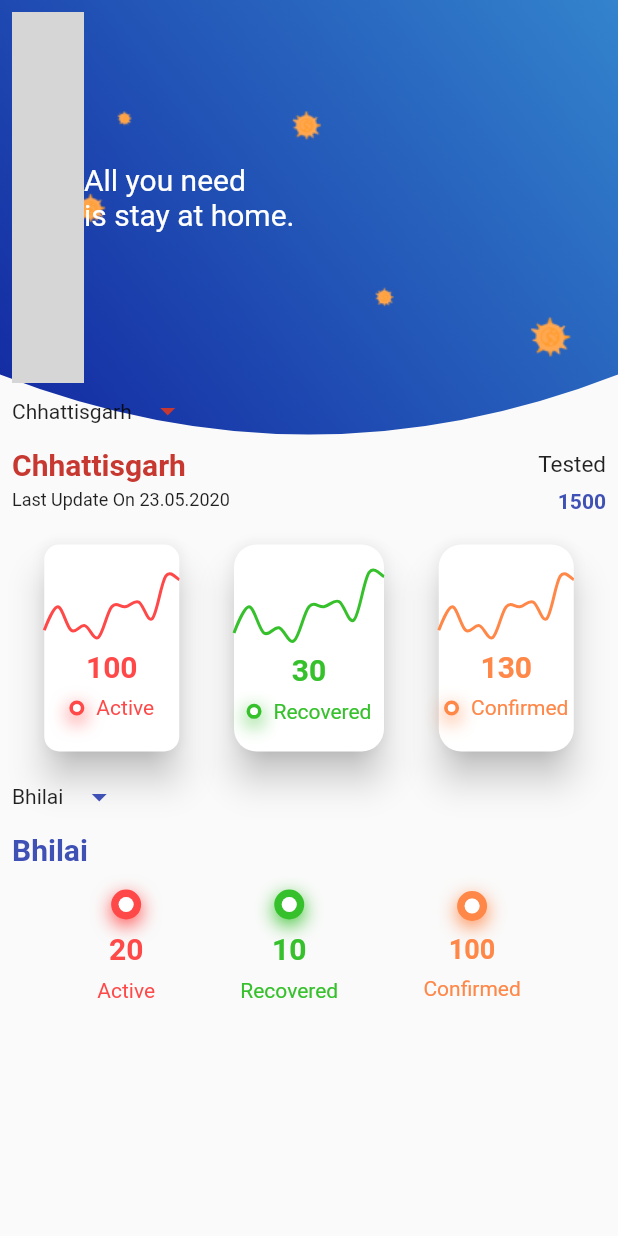
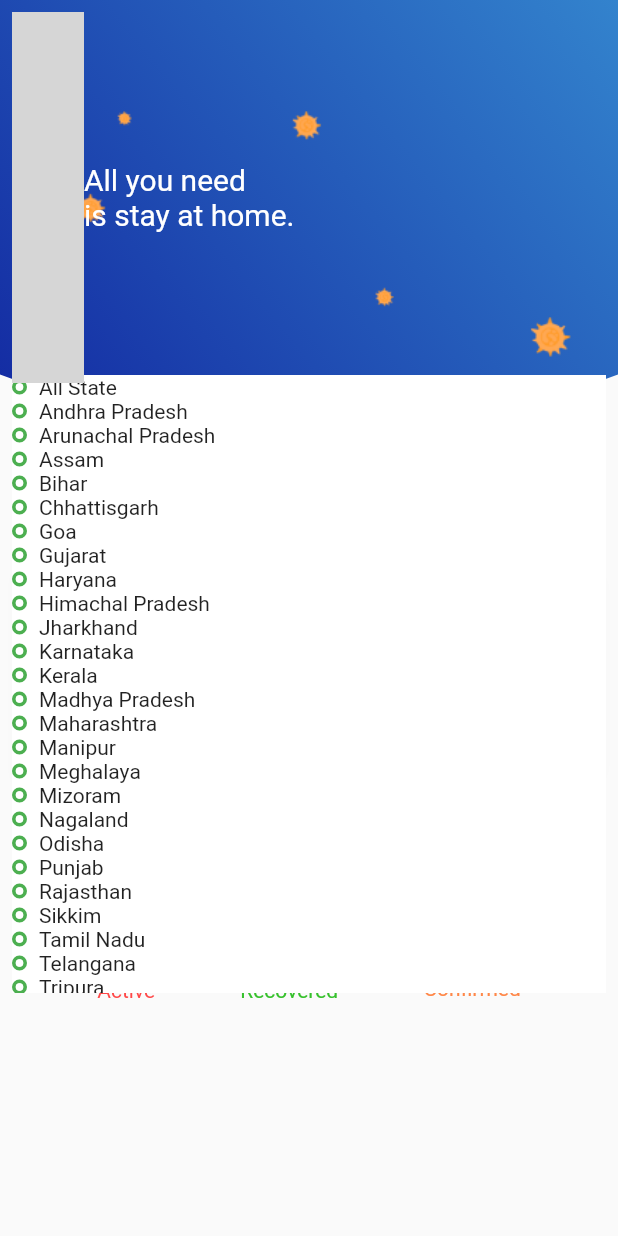
Before and after one commit to Immortal1900/covidbit, a Flutter app: the Covid19Status screen opened directly, on a phone screen of 412 x 824 dp. Run offline on Flutter 3.47's test engine with Material 2 defaults, Android fonts, the phone set to English and light mode, and no system bars; drawn by our look-alikes of fl_chart; our stand-ins replace cloud_firestore, dio, firebase_auth, flutter_svg; missing offline and left inert: flutter_sparkline; accounts and stored records are empty; network calls fail; project files that could hold a hidden picture were left out; grey boxes are pictures that could not be loaded.

Commit message:
Merge branch 'master' of D:\covidbitdurg with conflicts.

```diff
--- a/lib/CovidStatus/covidStatus.dart
+++ b/lib/CovidStatus/covidStatus.dart
@@ -1,4 +1,3 @@
-import 'package:covid19bitdurg/CovidStatus/choiceOptions.dart';
 import 'package:fl_chart/fl_chart.dart';
 import 'package:flutter/material.dart';
 import 'package:flutter_svg/svg.dart';
@@ -12,20 +11,15 @@ class Covid19Status extends StatefulWidget {
 }
 
 class _Covid19StatusState extends State<Covid19Status> {
+  List<String> stateNames=["All State","Andhra Pradesh","Arunachal Pradesh",'Assam',"Bihar","Chhattisgarh","Goa","Gujarat","Haryana","Himachal Pradesh","Jharkhand","Karnataka","Kerala","Madhya Pradesh","Maharashtra","Manipur","Meghalaya","Mizoram","Nagaland","Odisha","Punjab","Rajasthan","Sikkim","Tamil Nadu","Telangana","Tripura","Uttar Pradesh","Uttarakhand","West Bengal"];
 
-  ScrollController _controller=ScrollController();
   @override
   Widget build(BuildContext context) {
     return Scaffold(
       body: Container(
-        child: Container(
         child: Stack(
-
+            overflow: Overflow.visible,
             children: <Widget>[
-                Container(
-                  height: MediaQuery.of(context).size.height,
-                  width: MediaQuery.of(context).size.width,
-                ),
               Container(
                 child: ClipPath(
                   clipper: ClippingClass(),
@@ -91,19 +85,7 @@ class _Covid19StatusState extends State<Covid19Status> {
                       Row(
                         children: <Widget>[
                           Text("Chhattisgarh"),
-
-                            IconButton(icon: Icon(Icons.arrow_drop_down),
-                              color: Color(0xFFC73830),
-                            onPressed: (){
-                                //isStateCard=true;
-                                //choiceState()
-                               Navigator.of(context).push(new MaterialPageRoute<Null>(
-                                    builder: (BuildContext context){
-                                      return new ChoiceOption();
-                                    },
-                                ));
-
-                            },)
+                          IconButton(icon: Icon(Icons.arrow_drop_down),)
 
                         ],
                       ),
@@ -377,15 +359,7 @@ class _Covid19StatusState extends State<Covid19Status> {
                         children: <Widget>[
                           Text("Bhilai",
                           ),
-                            IconButton(icon: Icon(Icons.arrow_drop_down),
-                            color: Colors.indigo,
-                            onPressed: (){
-                              Navigator.of(context).push(new MaterialPageRoute<Null>(
-                                builder: (BuildContext context){
-                                  return new ChoiceOption();
-                                },
-                              ));
-                            },)
+                          IconButton(icon: Icon(Icons.arrow_drop_down),)
 
                         ],
                       ),
@@ -544,10 +518,48 @@ class _Covid19StatusState extends State<Covid19Status> {
                       ),
                     ],
                   )
+              ),
+              Positioned(
+                top: 250.0,
+                left: 8.0,
+                right: 8.0,
+                child: Container(
+                  height: MediaQuery.of(context).size.height/2,
+                  width: 200,
+                  color: Colors.white,
+                  child:  ListView.builder(
+                      //controller: _controller,
+                      shrinkWrap: true,
+                      itemCount: stateNames.length,
+                      itemBuilder: (context, index) {
+                        return Row(
+                          mainAxisAlignment: MainAxisAlignment.start,
+                          children: <Widget>[
+                            Container(
+                              decoration: BoxDecoration(
+                                borderRadius: BorderRadius.circular(5),
+                                border: Border.all(color: Colors.green,width: 2.5 ),
+                              ),
+                              child: CircleAvatar(
+                                radius: 2.5,
+                                backgroundColor: Colors.white,
 
                               ),
+                            ),
+                            Padding(
+                              padding: const EdgeInsets.only(left:8.0),
+                              child: Text(stateNames[index]
+
+                              ),
+                            ),
+                          ],
+                        );
+                      }
+
+                  ),
+                ),
+              ),
             ]
-          ),
         ),
       ),
 
@@ -555,7 +567,6 @@ class _Covid19StatusState extends State<Covid19Status> {
     );
   }
 }
-
 
 Widget lineChart(BuildContext context,var color){
   return AspectRatio(
--- a/lib/main.dart
+++ b/lib/main.dart
@@ -3,7 +3,6 @@
 import 'package:covid19bitdurg/Admin/adminDashboard.dart';
 import 'package:covid19bitdurg/CovidStatus/Statewise.dart';
 import 'package:covid19bitdurg/CovidStatus/covidStatus.dart';
-import 'package:covid19bitdurg/CovidStatus/stateDetail.dart';
 import 'package:covid19bitdurg/Users/covidreport.dart';
 import 'package:covid19bitdurg/Users/submit.dart';
 import 'package:covid19bitdurg/Users/suspectedIndputForm.dart';
@@ -28,7 +27,7 @@ class MyApp extends StatelessWidget {
         debugShowCheckedModeBanner: false,
         home:
         //statewise(),
-        //CovidReports(),
+        CovidReports(),
         //MainFetchData(),
         //AuthService().handleAuth(),
         //PushFirebase()
@@ -37,8 +36,7 @@ class MyApp extends StatelessWidget {
         // AdminDashboard(),
         //SubmitForm(),
         //CovidReports(),
-        //Covid19Status(),
-        StateDetail(),
+      //  Covid19Status(),
 
       routes: <String, WidgetBuilder> {
       '/SuspectedForm': (BuildContext context) => SuspectedForm(),
```
Also changed, not shown: lib/CovidStatus/Statewise.dart (+6 -6 lines), lib/CovidStatus/statedetail.dart (added, +180 -0 lines), lib/SetData/Setdata.dart (+20 -6 lines), lib/Users/covidreport.dart (+59 -15 lines), 1 other file. Lines whose indentation alone changed are shown as unchanged.
